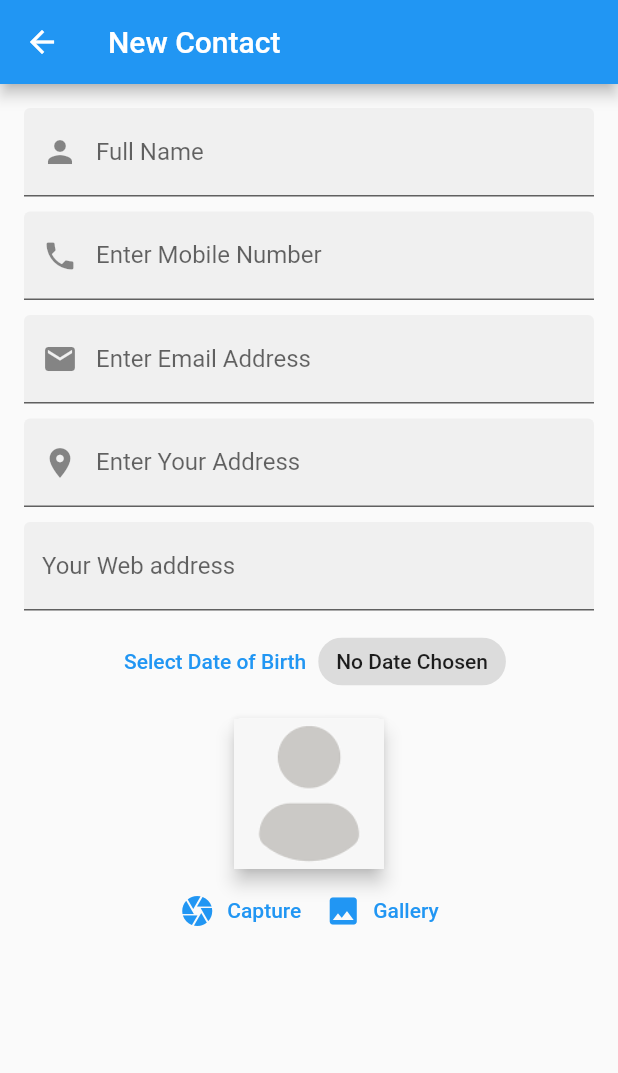
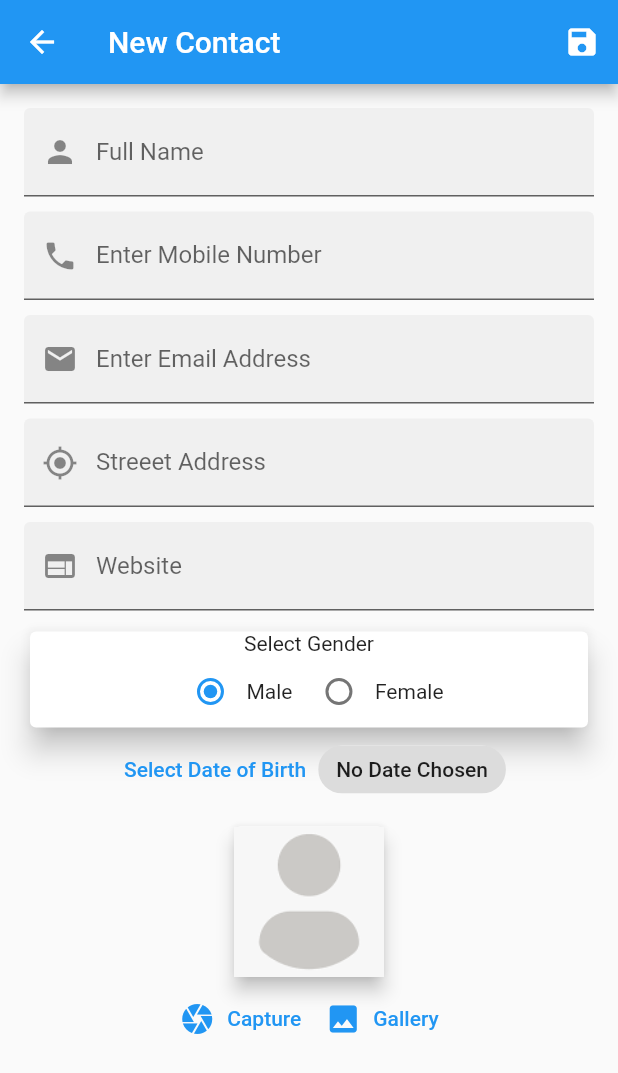
Before and after one commit to Ibrahim-K98han/Addressbook_Flutter_Application, a Flutter app: the NewContactPage screen opened by its route, on a phone screen of 412 x 824 dp. Shown: the top 1073 px of the screen. Run offline on Flutter 3.47's test engine with Material 2 defaults, Android fonts, the phone set to English and light mode, and no system bars; our stand-ins replace image_picker; missing offline and left inert: dart:ffi.

```diff
--- a/lib/pages/new_contact_page.dart
+++ b/lib/pages/new_contact_page.dart
@@ -1,6 +1,8 @@
+import 'dart:ffi';
 import 'dart:io';
 
 import 'package:flutter/material.dart';
+import 'package:flutter_addressbook_app/models/contact_model.dart';
 import 'package:image_picker/image_picker.dart';
 import 'package:intl/intl.dart';
 
@@ -20,6 +22,7 @@ class _NewContactPageState extends State<NewContactPage> {
   final websiteController = TextEditingController();
   String? dob;
   String? imagePath;
+  String genderGroupValue = 'Male';
   ImageSource source = ImageSource.camera;
 
   @override
@@ -42,6 +45,12 @@ class _NewContactPageState extends State<NewContactPage> {
     return Scaffold(
       appBar: AppBar(
         title: Text('New Contact'),
+        actions: [
+          IconButton(
+              onPressed: _saveContact,
+              icon: Icon(Icons.save),
+          )
+        ],
       ),
       body: ListView(
         padding: EdgeInsets.all(16.0),
@@ -80,9 +89,9 @@ class _NewContactPageState extends State<NewContactPage> {
             keyboardType: TextInputType.streetAddress,
             controller: streetController,
             decoration: InputDecoration(
-                prefixIcon: Icon(Icons.place),
+                prefixIcon: Icon(Icons.my_location),
                 filled: true,
-                labelText: 'Enter Your Address'
+                labelText: 'Streeet Address'
             ),
           ),
           SizedBox(height: 10,),
@@ -90,11 +99,47 @@ class _NewContactPageState extends State<NewContactPage> {
             keyboardType: TextInputType.text,
             controller: websiteController,
             decoration: InputDecoration(
+                prefixIcon: Icon(Icons.web),
                 filled: true,
-                labelText: 'Your Web address'
+                labelText: 'Website'
             ),
           ),
           SizedBox(height: 10,),
+          Card(
+            elevation: 8,
+            child: Column(
+              mainAxisSize: MainAxisSize.min,
+              children: [
+                Text('Select Gender'),
+                Row(
+                  mainAxisAlignment: MainAxisAlignment.center,
+                  children: [
+                    Radio<String>(
+                      value: 'Male',
+                      groupValue: genderGroupValue,
+                      onChanged: (value){
+                        setState((){
+                          genderGroupValue = value!;
+                        });
+                      },
+                    ),
+                    Text('Male'),
+                    SizedBox(width: 7,),
+                    Radio<String>(
+                      value: 'Female',
+                      groupValue: genderGroupValue,
+                      onChanged: (value){
+                        setState((){
+                          genderGroupValue = value!;
+                        });
+                      },
+                    ),
+                    Text('Female'),
+                  ],
+                ),
+              ],
+            ),
+          ),
           Row(
             mainAxisAlignment: MainAxisAlignment.center,
             children: [
@@ -166,4 +211,17 @@ class _NewContactPageState extends State<NewContactPage> {
       });
     }
   }
+
+  void _saveContact() {
+    final contact = ContactModel(
+      name: nameController.text,
+      mobile: mobileController.text,
+      email: emailController.text,
+      streetAddress: streetController.text,
+      website: websiteController.text,
+      dob: dob,
+      image: imagePath,
+      gender: genderGroupValue,
+    );
+  }
 }
```
